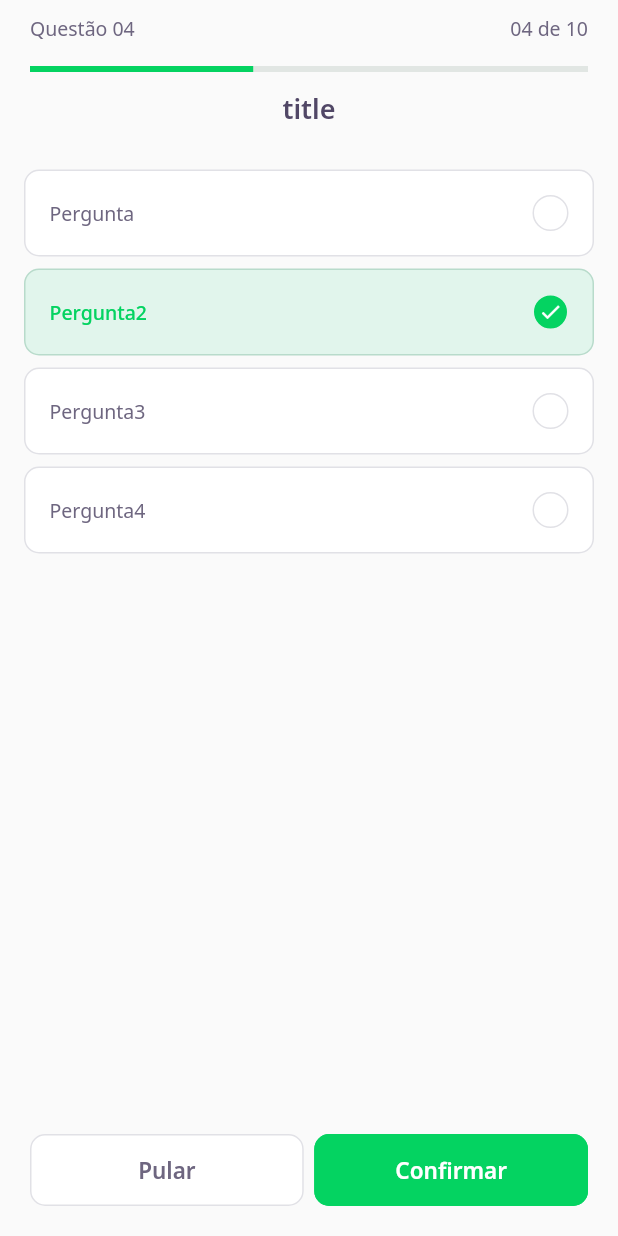
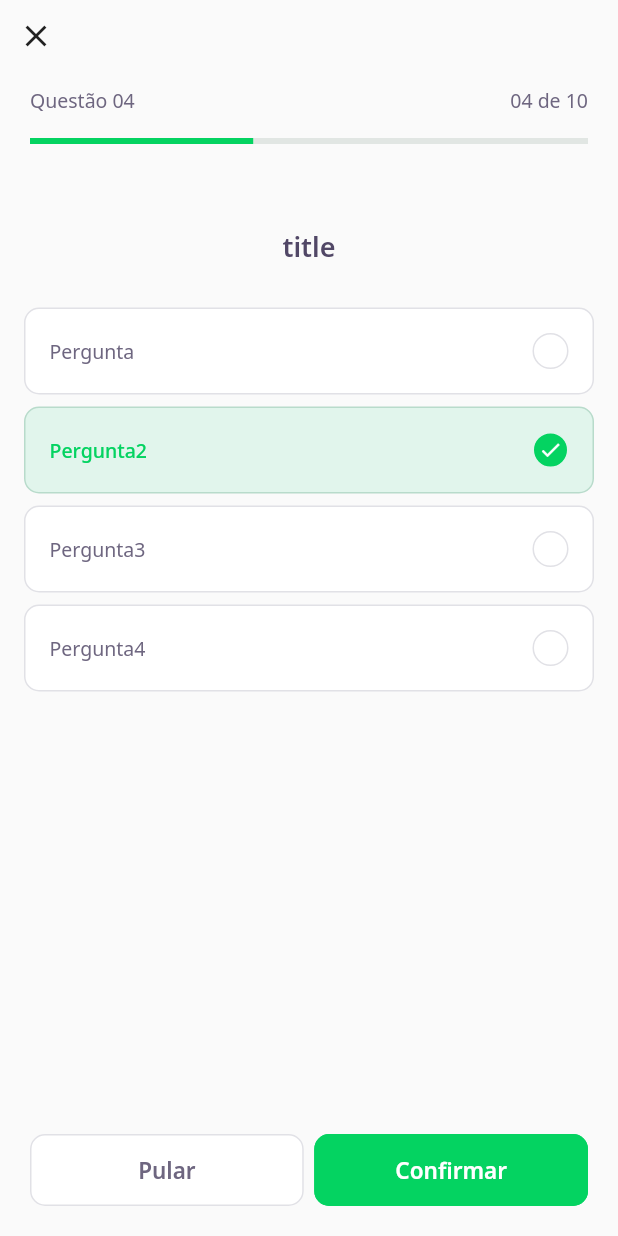
Before and after one commit to chulipinho/dev_quiz, a Flutter app: the ChallengePage screen opened directly, on a phone screen of 412 x 824 dp. Run offline on Flutter 3.47's test engine with Material 2 defaults, Android fonts, the phone set to English and light mode, and no system bars; our stand-ins replace google_fonts; missing offline and left inert: dart:html; accounts and stored records are empty; network calls fail.

Commit message:
Implemented navigation on quizz_card_widget

```diff
--- a/lib/challenge_page/challenge_page.dart
+++ b/lib/challenge_page/challenge_page.dart
@@ -15,10 +15,16 @@ class _ChallengePageState extends State<ChallengePage> {
   Widget build(BuildContext context) {
     return Scaffold(
       appBar: PreferredSize(
-        preferredSize: Size.fromHeight(60),
+        preferredSize: Size.fromHeight(88),
         child: SafeArea(
           top: true,
-          child: QuestionIndicatorWidget(),
+          child: Column(
+            crossAxisAlignment: CrossAxisAlignment.start,
+            children: [
+              IconButton(onPressed: () => Navigator.pop(context), icon: Icon(Icons.close),),
+              QuestionIndicatorWidget(),
+            ],
+          ),
         ),
       ),
       body: QuizWidget(title: "title"),
--- a/lib/challenge_page/widgets/quiz_widget.dart
+++ b/lib/challenge_page/widgets/quiz_widget.dart
@@ -11,6 +11,7 @@ class QuizWidget extends StatelessWidget {
     return Container(
       child: Column(
         children: [
+          SizedBox(height: 64,),
           Text(
             title,
             style: AppTextStyles.heading,
--- a/lib/core/app_widget.dart
+++ b/lib/core/app_widget.dart
@@ -7,7 +7,7 @@ class AppWidget extends StatelessWidget {
   Widget build(BuildContext context) {
     return MaterialApp(
       title: "DevQuiz",
-      home: ChallengePage(),
+      home: HomePage(),
     );
   }
 }
--- a/lib/home_page/home_page.dart
+++ b/lib/home_page/home_page.dart
@@ -1,3 +1,4 @@
+import 'package:devquiz/challenge_page/challenge_page.dart';
 import 'package:devquiz/core/app_colors.dart';
 import 'package:devquiz/home_page/home_controller.dart';
 import 'package:devquiz/home_page/home_state.dart';
@@ -71,6 +72,9 @@ class _HomePageState extends State<HomePage> {
                   children: controller.quizzes!
                       .map(
                         (e) => QuizCardWidget(
+                          onTap: () {
+                            Navigator.push(context, MaterialPageRoute(builder: (context) => ChallengePage()));
+                          },
                             title: e.title,
                             percentage:
                                 e.questionsAnswered / e.questions.length,
```
Also changed, not shown: lib/home_page/widgets/quiz_card_widget.dart (+6 -5 lines).
